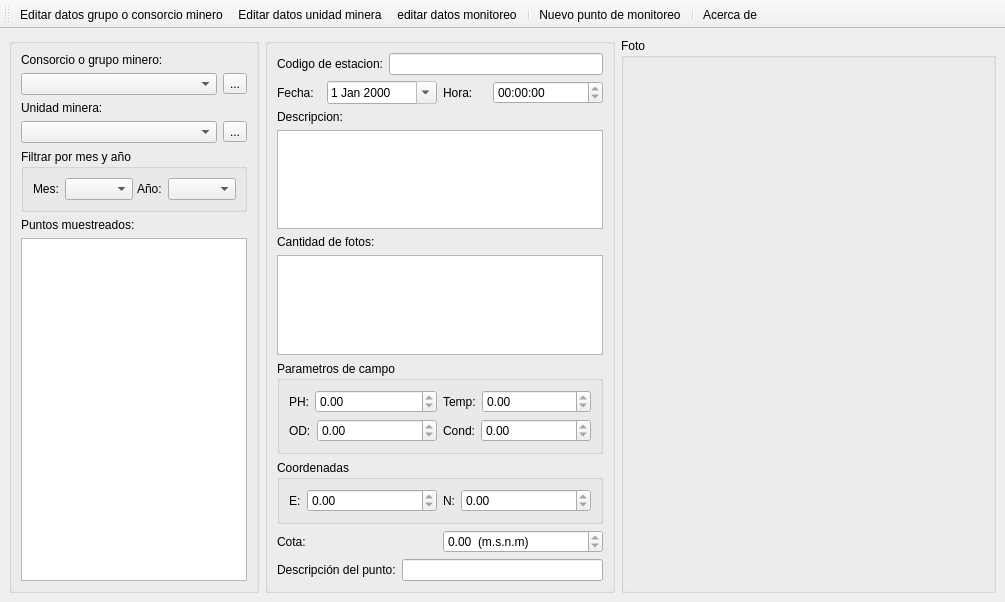
First picture: the form in mainwindow.ui, repository lincolningaroca/SWDataMonitoreo, before the edit.
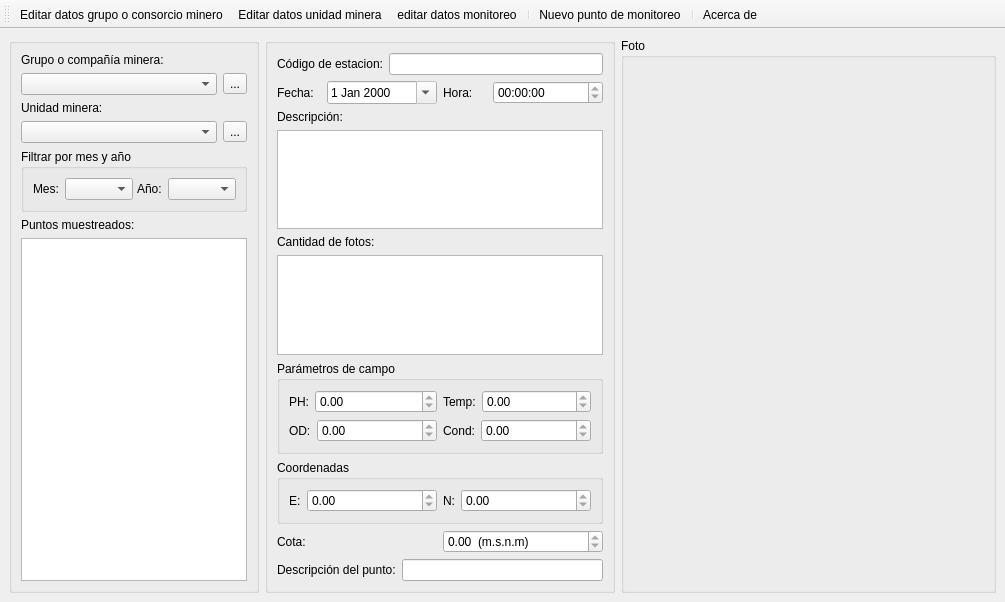
Second picture: the form after the edit. Icons and pictures are not drawn. Custom widgets are drawn as their Qt base class.

The edit to the form file:
```diff
--- a/mainwindow.ui
+++ b/mainwindow.ui
@@ -36,7 +36,7 @@
        <item>
         <widget class="QLabel" name="label">
          <property name="text">
-          <string>Consorcio o grupo minero: </string>
+          <string>Grupo o compañía minera: </string>
          </property>
         </widget>
        </item>
@@ -186,7 +186,7 @@
          <item row="0" column="0">
           <widget class="QLabel" name="label_3">
            <property name="text">
-            <string>Codigo de estacion:</string>
+            <string>Código de estacion:</string>
            </property>
           </widget>
          </item>
@@ -252,7 +252,7 @@
        <item>
         <widget class="QLabel" name="label_7">
          <property name="text">
-          <string>Descripcion:</string>
+          <string>Descripción:</string>
          </property>
         </widget>
        </item>
@@ -276,7 +276,7 @@
        <item>
         <widget class="QGroupBox" name="groupBox_4">
          <property name="title">
-          <string>Parametros de campo</string>
+          <string>Parámetros de campo</string>
          </property>
          <layout class="QGridLayout" name="gridLayout">
           <item row="0" column="0">
```
Left out of the diff: 22 changed lines with no effect on the pictures.
